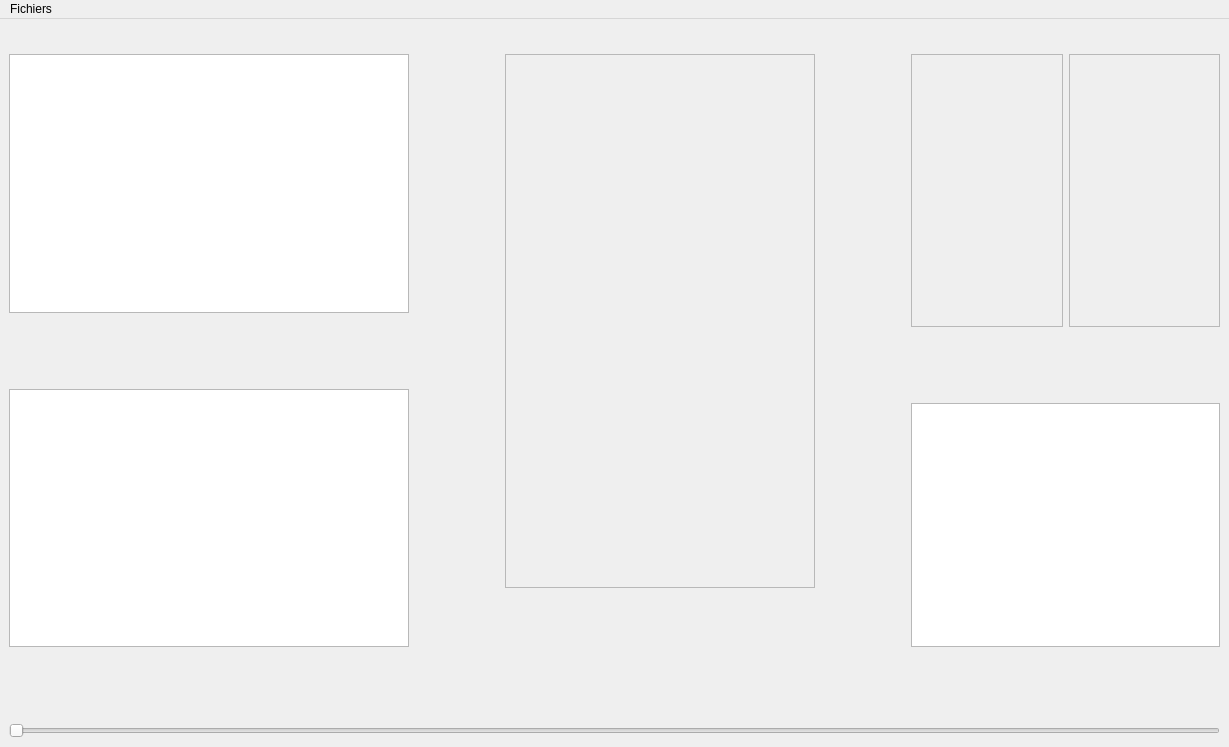
Old version of the form BaseStation/src/resources/data.ui in the repository ul-gaul/Avionique_Software.
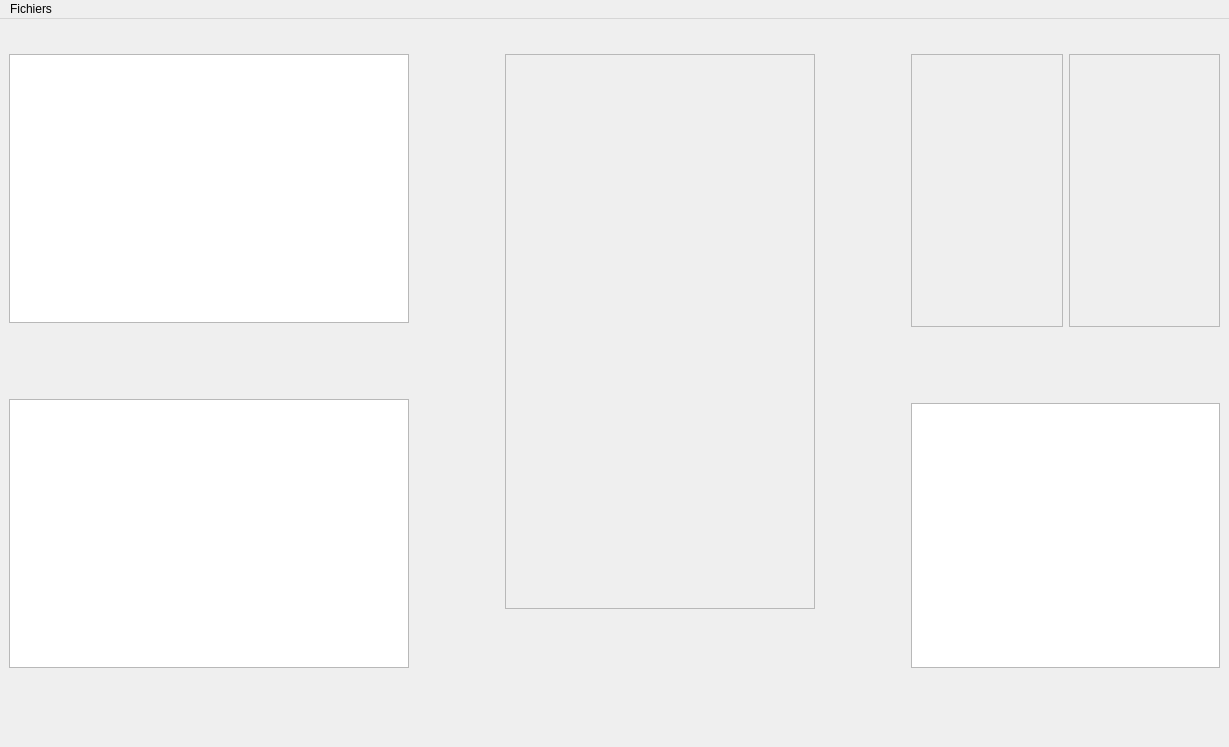
New version of the form. Custom widgets are drawn as their Qt base class.

Commit message: Création de la classe ExtendedQSlider

The edit to the form file:
```diff
--- a/BaseStation/src/resources/data.ui
+++ b/BaseStation/src/resources/data.ui
@@ -366,31 +366,6 @@
       </item>
      </layout>
     </item>
-    <item>
-     <widget class="QSlider" name="horizontalSlider">
-      <property name="enabled">
-       <bool>true</bool>
-      </property>
-      <property name="maximum">
-       <number>100</number>
-      </property>
-      <property name="pageStep">
-       <number>1</number>
-      </property>
-      <property name="sliderPosition">
-       <number>0</number>
-      </property>
-      <property name="tracking">
-       <bool>true</bool>
-      </property>
-      <property name="orientation">
-       <enum>Qt::Horizontal</enum>
-      </property>
-      <property name="tickPosition">
-       <enum>QSlider::NoTicks</enum>
-      </property>
-     </widget>
-    </item>
    </layout>
   </widget>
   <widget class="QMenuBar" name="menuBar">
```
The commit also changes 3 other files.
